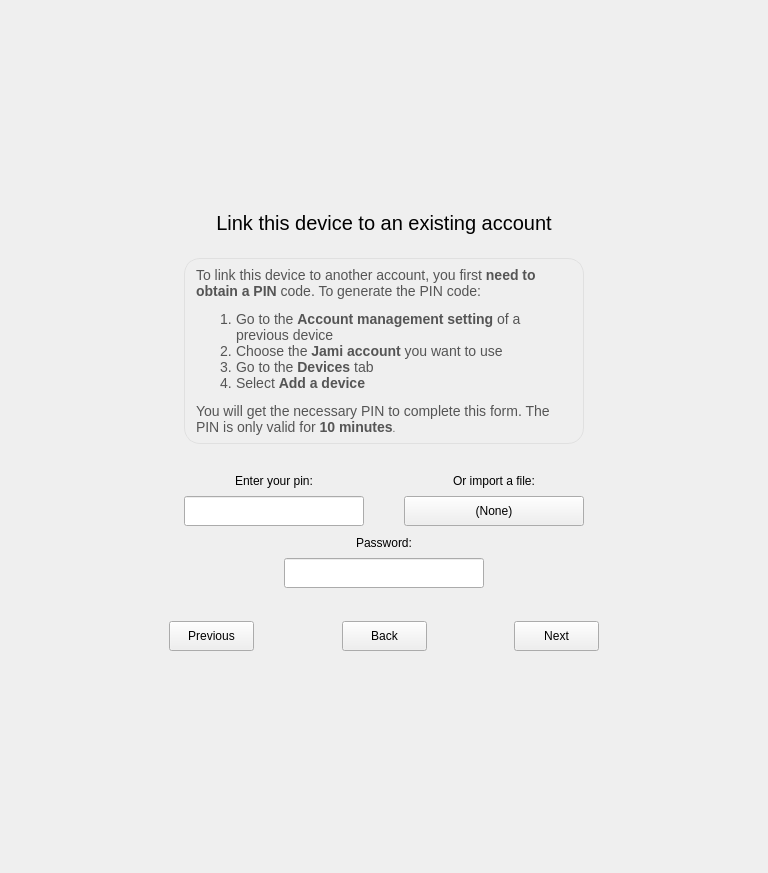
Qt form newwizardwidget.ui (savoirfairelinux/jami-client-windows) before a commit.
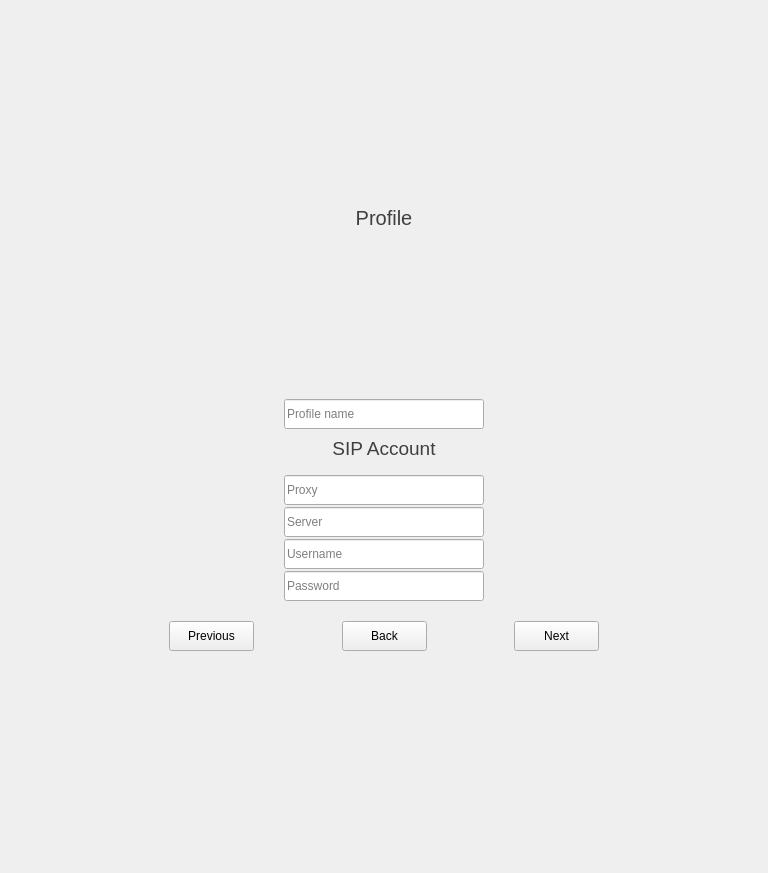
The same form after that commit. Icons and pictures are not drawn. Custom widgets are drawn as their Qt base class.

Commit message: newwizardwidget: add create SIP account Page

The edit to the form file:
```diff
--- a/newwizardwidget.ui
+++ b/newwizardwidget.ui
@@ -108,7 +108,7 @@
                 <string notr="true"/>
                </property>
                <property name="currentIndex">
-                <number>1</number>
+                <number>3</number>
                </property>
                <widget class="QWidget" name="welcomePage">
                 <layout class="QVBoxLayout" name="verticalLayout_3">
@@ -1416,6 +1416,726 @@
                  </item>
                 </layout>
                </widget>
+               <widget class="QWidget" name="createRingSIPAccountPage">
+                <layout class="QVBoxLayout" name="verticalLayout_8">
+                 <property name="spacing">
+                  <number>0</number>
+                 </property>
+                 <property name="leftMargin">
+                  <number>0</number>
+                 </property>
+                 <property name="topMargin">
+                  <number>0</number>
+                 </property>
+                 <property name="rightMargin">
+                  <number>0</number>
+                 </property>
+                 <property name="bottomMargin">
+                  <number>0</number>
+                 </property>
+                 <item>
+                  <widget class="QWidget" name="SIPprofileSectionOuterWidget" native="true">
+                   <property name="sizePolicy">
+                    <sizepolicy hsizetype="Preferred" vsizetype="MinimumExpanding">
+                     <horstretch>0</horstretch>
+                     <verstretch>0</verstretch>
+                    </sizepolicy>
+                   </property>
+                   <property name="minimumSize">
+                    <size>
+                     <width>0</width>
+                     <height>0</height>
+                    </size>
+                   </property>
+                   <property name="maximumSize">
+                    <size>
+                     <width>16777215</width>
+                     <height>16777215</height>
+                    </size>
+                   </property>
+                   <layout class="QVBoxLayout" name="SIPprofileLayout">
+                    <property name="spacing">
+                     <number>0</number>
+                    </property>
+                    <property name="leftMargin">
+                     <number>0</number>
+                    </property>
+                    <property name="topMargin">
+                     <number>0</number>
+                    </property>
+                    <property name="rightMargin">
+                     <number>0</number>
+                    </property>
+                    <property name="bottomMargin">
+                     <number>0</number>
+                    </property>
+                    <item>
+                     <widget class="QLabel" name="SIPprofileSectionLabel">
+                      <property name="sizePolicy">
+                       <sizepolicy hsizetype="Preferred" vsizetype="MinimumExpanding">
+                        <horstretch>0</horstretch>
+                        <verstretch>0</verstretch>
+                       </sizepolicy>
+                      </property>
+                      <property name="font">
+                       <font>
+                        <pointsize>15</pointsize>
+                       </font>
+                      </property>
+                      <property name="styleSheet">
+                       <string notr="true">color: rgb(63, 63, 63)</string>
+                      </property>
+                      <property name="text">
+                       <string>Profile</string>
+                      </property>
+                      <property name="alignment">
+                       <set>Qt::AlignCenter</set>
+                      </property>
+                     </widget>
+                    </item>
+                    <item>
+                     <widget class="QWidget" name="SIPprofileSectionInnerWidget" native="true">
+                      <property name="styleSheet">
+                       <string notr="true"/>
+                      </property>
+                      <layout class="QVBoxLayout" name="SIPverticalLayout">
+                       <property name="spacing">
+                        <number>0</number>
+                       </property>
+                       <property name="leftMargin">
+                        <number>0</number>
+                       </property>
+                       <property name="topMargin">
+                        <number>0</number>
+                       </property>
+                       <property name="rightMargin">
+                        <number>0</number>
+                       </property>
+                       <property name="bottomMargin">
+                        <number>0</number>
+                       </property>
+                       <item>
+                        <widget class="QWidget" name="SIPgridWidget" native="true">
+                         <layout class="QVBoxLayout" name="verticalLayout_100">
+                          <property name="spacing">
+                           <number>3</number>
+                          </property>
+                          <property name="leftMargin">
+                           <number>0</number>
+                          </property>
+                          <property name="topMargin">
+                           <number>0</number>
+                          </property>
+                          <property name="rightMargin">
+                           <number>0</number>
+                          </property>
+                          <property name="bottomMargin">
+                           <number>0</number>
+                          </property>
+                          <item>
+                           <layout class="QHBoxLayout" name="horizontalLayout_12">
+                            <property name="topMargin">
+                             <number>0</number>
+                            </property>
+                            <item>
+                             <widget class="PhotoboothWidget" name="setSIPAvatarWidget" native="true">
+                              <property name="sizePolicy">
+                               <sizepolicy hsizetype="Fixed" vsizetype="Fixed">
+                                <horstretch>0</horstretch>
+                                <verstretch>0</verstretch>
+                               </sizepolicy>
+                              </property>
+                              <property name="minimumSize">
+                               <size>
+                                <width>150</width>
+                                <height>150</height>
+                               </size>
+                              </property>
+                              <property name="styleSheet">
+                               <string notr="true"/>
+                              </property>
+                             </widget>
+                            </item>
+                           </layout>
+                          </item>
+                          <item>
+                           <spacer name="verticalSpacer_16">
+                            <property name="orientation">
+                             <enum>Qt::Vertical</enum>
+                            </property>
+                            <property name="sizeType">
+                             <enum>QSizePolicy::Fixed</enum>
+                            </property>
+                            <property name="sizeHint" stdset="0">
+                             <size>
+                              <width>20</width>
+                              <height>3</height>
+                             </size>
+                            </property>
+                           </spacer>
+                          </item>
+                         </layout>
+                        </widget>
+                       </item>
+                      </layout>
+                     </widget>
+                    </item>
+                   </layout>
+                  </widget>
+                 </item>
+                 <item>
+                  <widget class="QWidget" name="SIPaccountSectionOuterWidget" native="true">
+                   <layout class="QVBoxLayout" name="verticalLayout_12">
+                    <property name="spacing">
+                     <number>3</number>
+                    </property>
+                    <property name="leftMargin">
+                     <number>0</number>
+                    </property>
+                    <property name="topMargin">
+                     <number>0</number>
+                    </property>
+                    <property name="rightMargin">
+                     <number>0</number>
+                    </property>
+                    <property name="bottomMargin">
+                     <number>0</number>
+                    </property>
+                    <item>
+                     <widget class="QWidget" name="SIPfullNameWidget" native="true">
+                      <property name="minimumSize">
+                       <size>
+                        <width>0</width>
+                        <height>30</height>
+                       </size>
+                      </property>
+                      <property name="maximumSize">
+                       <size>
+                        <width>16777215</width>
+                        <height>16777215</height>
+                       </size>
+                      </property>
+                      <layout class="QHBoxLayout" name="horizontalLayout_13">
+                       <property name="spacing">
+                        <number>0</number>
+                       </property>
+                       <property name="leftMargin">
+                        <number>0</number>
+                       </property>
+                       <property name="topMargin">
+                        <number>0</number>
+                       </property>
+                       <property name="rightMargin">
+                        <number>0</number>
+                       </property>
+                       <property name="bottomMargin">
+                        <number>0</number>
+                       </property>
+                       <item>
+                        <spacer name="horizontalSpacer_17">
+                         <property name="orientation">
+                          <enum>Qt::Horizontal</enum>
+                         </property>
+                         <property name="sizeHint" stdset="0">
+                          <size>
+                           <width>40</width>
+                           <height>20</height>
+                          </size>
+                         </property>
+                        </spacer>
+                       </item>
+                       <item>
+                        <widget class="QLineEdit" name="SIPfullNameEdit">
+                         <property name="minimumSize">
+                          <size>
+                           <width>200</width>
+                           <height>30</height>
+                          </size>
+                         </property>
+                         <property name="maximumSize">
+                          <size>
+                           <width>200</width>
+                           <height>16777215</height>
+                          </size>
+                         </property>
+                         <property name="font">
+                          <font>
+                           <pointsize>9</pointsize>
+                          </font>
+                         </property>
+                         <property name="toolTip">
+                          <string/>
+                         </property>
+                         <property name="placeholderText">
+                          <string>Profile name</string>
+                         </property>
+                        </widget>
+                       </item>
+                       <item>
+                        <spacer name="horizontalSpacer_18">
+                         <property name="orientation">
+                          <enum>Qt::Horizontal</enum>
+                         </property>
+                         <property name="sizeHint" stdset="0">
+                          <size>
+                           <width>40</width>
+                           <height>20</height>
+                          </size>
+                         </property>
+                        </spacer>
+                       </item>
+                      </layout>
+                     </widget>
+                    </item>
+                    <item>
+                     <spacer name="verticalSpacer_17">
+                      <property name="orientation">
+                       <enum>Qt::Vertical</enum>
+                      </property>
+                      <property name="sizeType">
+                       <enum>QSizePolicy::Fixed</enum>
+                      </property>
+                      <property name="sizeHint" stdset="0">
+                       <size>
+                        <width>20</width>
+                        <height>5</height>
+                       </size>
+                      </property>
+                     </spacer>
+                    </item>
+                    <item>
+                     <widget class="QLabel" name="SIPaccountSectionLabel">
+                      <property name="font">
+                       <font>
+                        <pointsize>14</pointsize>
+                       </font>
+                      </property>
+                      <property name="styleSheet">
+                       <string notr="true">color: rgb(63, 63, 63)</string>
+                      </property>
+                      <property name="text">
+                       <string>SIP Account</string>
+                      </property>
+                      <property name="alignment">
+                       <set>Qt::AlignCenter</set>
+                      </property>
+                     </widget>
+                    </item>
+                    <item>
+                     <widget class="QWidget" name="SIPaccountSectionInnerWidget" native="true">
+                      <property name="styleSheet">
+                       <string notr="true"/>
+                      </property>
+                      <layout class="QVBoxLayout" name="verticalLayout_13">
+                       <property name="topMargin">
+                        <number>0</number>
+                       </property>
+                       <item>
+                        <layout class="QGridLayout" name="gridLayout_8">
+                         <property name="topMargin">
+                          <number>0</number>
+                         </property>
+                         <property name="spacing">
+                          <number>7</number>
+                         </property>
+                         <item row="0" column="0">
+                          <widget class="QWidget" name="SIPverticalWidget1" native="true">
+                           <property name="sizePolicy">
+                            <sizepolicy hsizetype="Fixed" vsizetype="MinimumExpanding">
+                             <horstretch>0</horstretch>
+                             <verstretch>0</verstretch>
+                            </sizepolicy>
+                           </property>
+                           <layout class="QVBoxLayout" name="verticalLayout_14">
+                            <property name="spacing">
+                             <number>2</number>
+                            </property>
+                            <property name="leftMargin">
+                             <number>0</number>
+                            </property>
+                            <property name="topMargin">
+                             <number>0</number>
+                            </property>
+                            <property name="rightMargin">
+                             <number>0</number>
+                            </property>
+                            <property name="bottomMargin">
+                             <number>0</number>
+                            </property>
+                            <item>
+                             <widget class="QWidget" name="SIPsignUpWidget" native="true">
+                              <property name="sizePolicy">
+                               <sizepolicy hsizetype="Preferred" vsizetype="MinimumExpanding">
+                                <horstretch>0</horstretch>
+                                <verstretch>0</verstretch>
+                               </sizepolicy>
+                              </property>
+                              <property name="minimumSize">
+                               <size>
+                                <width>0</width>
+                                <height>10</height>
+                               </size>
+                              </property>
+                              <property name="maximumSize">
+                               <size>
+                                <width>16777215</width>
+                                <height>16777215</height>
+                               </size>
+                              </property>
+                              <layout class="QHBoxLayout" name="horizontalLayout_15">
+                               <property name="spacing">
+                                <number>0</number>
+                               </property>
+                               <property name="leftMargin">
+                                <number>0</number>
+                               </property>
+                               <property name="topMargin">
+                                <number>0</number>
+                               </property>
+                               <property name="rightMargin">
+                                <number>0</number>
+                               </property>
+                               <property name="bottomMargin">
+                                <number>0</number>
+                               </property>
+                               <item>
+                                <spacer name="horizontalSpacer_21">
+                                 <property name="orientation">
+                                  <enum>Qt::Horizontal</enum>
+                                 </property>
+                                 <property name="sizeType">
+                                  <enum>QSizePolicy::Expanding</enum>
+                                 </property>
+                                 <property name="sizeHint" stdset="0">
+                                  <size>
+                                   <width>40</width>
+                                   <height>5</height>
+                                  </size>
+                                 </property>
+                                </spacer>
+                               </item>
+                              </layout>
+                             </widget>
+                            </item>
+                            <item>
+                             <widget class="QWidget" name="SIPproxyWidget" native="true">
+                              <property name="sizePolicy">
+                               <sizepolicy hsizetype="Preferred" vsizetype="MinimumExpanding">
+                                <horstretch>0</horstretch>
+                                <verstretch>0</verstretch>
+                               </sizepolicy>
+                              </property>
+                              <property name="minimumSize">
+                               <size>
+                                <width>0</width>
+                                <height>25</height>
+                               </size>
+                              </property>
+                              <property name="maximumSize">
+                               <size>
+                                <width>16777215</width>
+                                <height>16777215</height>
+                               </size>
+                              </property>
+                              <layout class="QHBoxLayout" name="SIPproxyLayout">
+                               <property name="spacing">
+                                <number>0</number>
+                               </property>
+                               <property name="leftMargin">
+                                <number>0</number>
+                               </property>
+                               <property name="topMargin">
+                                <number>0</number>
+                               </property>
+                               <property name="rightMargin">
+                                <number>0</number>
+                               </property>
+                               <property name="bottomMargin">
+                                <number>0</number>
+                               </property>
+                               <item>
+                                <widget class="QLineEdit" name="SIPproxyEdit">
+                                 <property name="minimumSize">
+                                  <size>
+                                   <width>200</width>
+                                   <height>30</height>
+                                  </size>
+                                 </property>
+                                 <property name="maximumSize">
+                                  <size>
+                                   <width>200</width>
+                                   <height>16777215</height>
+                                  </size>
+                                 </property>
+                                 <property name="font">
+                                  <font>
+                                   <pointsize>9</pointsize>
+                                  </font>
+                                 </property>
+                                 <property name="toolTip">
+                                  <string>SIP proxy input</string>
+                                 </property>
+                                 <property name="accessibleName">
+                                  <string/>
+                                 </property>
+                                 <property name="accessibleDescription">
+                                  <string>SIP proxy text entry</string>
+                                 </property>
+                                 <property name="echoMode">
+                                  <enum>QLineEdit::Normal</enum>
+                                 </property>
+                                 <property name="placeholderText">
+                                  <string>Proxy</string>
+                                 </property>
+                                 <property name="clearButtonEnabled">
+                                  <bool>false</bool>
+                                 </property>
+                                </widget>
+                               </item>
+                              </layout>
+                             </widget>
+                            </item>
+                            <item>
+                             <widget class="QWidget" name="SIPusernameWidget" native="true">
+                              <property name="sizePolicy">
+                               <sizepolicy hsizetype="Preferred" vsizetype="MinimumExpanding">
+                                <horstretch>0</horstretch>
+                                <verstretch>0</verstretch>
+                               </sizepolicy>
+                              </property>
+                              <property name="minimumSize">
+                               <size>
+                                <width>0</width>
+                                <height>25</height>
+                               </size>
+                              </property>
+                              <property name="maximumSize">
+                               <size>
+                                <width>16777215</width>
+                                <height>16777215</height>
+                               </size>
+                              </property>
+                              <layout class="QHBoxLayout" name="SIPusernameLayout">
+                               <property name="spacing">
+                                <number>0</number>
+                               </property>
+                               <property name="leftMargin">
+                                <number>0</number>
+                               </property>
+                               <property name="topMargin">
+                                <number>0</number>
+                               </property>
+                               <property name="rightMargin">
+                                <number>0</number>
+                               </property>
+                               <property name="bottomMargin">
+                                <number>0</number>
+                               </property>
+                               <item>
+                                <widget class="QLineEdit" name="SIPservernameEdit">
+                                 <property name="minimumSize">
+                                  <size>
+                                   <width>200</width>
+                                   <height>30</height>
+                                  </size>
+                                 </property>
+                                 <property name="maximumSize">
+                                  <size>
+                                   <width>200</width>
+                                   <height>16777215</height>
+                                  </size>
+                                 </property>
+                                 <property name="font">
+                                  <font>
+                                   <pointsize>9</pointsize>
+                                  </font>
+                                 </property>
+                                 <property name="toolTip">
+                                  <string>SIP Server edit</string>
+                                 </property>
+                                 <property name="accessibleName">
+                                  <string/>
+                                 </property>
+                                 <property name="placeholderText">
+                                  <string>Server</string>
+                                 </property>
+                                 <property name="clearButtonEnabled">
+                                  <bool>true</bool>
+                                 </property>
+                                </widget>
+                               </item>
+                              </layout>
+                             </widget>
+                            </item>
+                            <item>
+                             <widget class="QWidget" name="SIPpassWidget" native="true">
+                              <property name="sizePolicy">
+                               <sizepolicy hsizetype="Preferred" vsizetype="MinimumExpanding">
+                                <horstretch>0</horstretch>
+                                <verstretch>0</verstretch>
+                               </sizepolicy>
+                              </property>
+                              <property name="minimumSize">
+                               <size>
+                                <width>0</width>
+                                <height>25</height>
+                               </size>
+                              </property>
+                              <property name="maximumSize">
+                               <size>
+                                <width>16777215</width>
+                                <height>16777215</height>
+                               </size>
+                              </property>
+                              <layout class="QHBoxLayout" name="SIPpassLayout">
+                               <property name="spacing">
+                                <number>0</number>
+                               </property>
+                               <property name="leftMargin">
+                                <number>0</number>
+                               </property>
+                               <property name="topMargin">
+                                <number>0</number>
+                               </property>
+                               <property name="rightMargin">
+                                <number>0</number>
+                               </property>
+                               <property name="bottomMargin">
+                                <number>0</number>
+                               </property>
+                               <item>
+                                <widget class="QLineEdit" name="SIPusernameEdit">
+                                 <property name="minimumSize">
+                                  <size>
+                                   <width>200</width>
+                                   <height>30</height>
+                                  </size>
+                                 </property>
+                                 <property name="maximumSize">
+                                  <size>
+                                   <width>200</width>
+                                   <height>16777215</height>
+                                  </size>
+                                 </property>
+                                 <property name="font">
+                                  <font>
+                                   <pointsize>9</pointsize>
+                                  </font>
+                                 </property>
+                                 <property name="toolTip">
+                                  <string>SIP username input</string>
+                                 </property>
+                                 <property name="accessibleName">
+                                  <string/>
+                                 </property>
+                                 <property name="accessibleDescription">
+                                  <string>SIP Password text entry</string>
+                                 </property>
+                                 <property name="echoMode">
+                                  <enum>QLineEdit::Normal</enum>
+                                 </property>
+                                 <property name="placeholderText">
+                                  <string>Username</string>
+                                 </property>
+                                 <property name="clearButtonEnabled">
+                                  <bool>false</bool>
+                                 </property>
+                                </widget>
+                               </item>
+                              </layout>
+                             </widget>
+                            </item>
+                            <item>
+                             <widget class="QWidget" name="SIPconfPassWidget" native="true">
+                              <property name="sizePolicy">
+                               <sizepolicy hsizetype="Preferred" vsizetype="MinimumExpanding">
+                                <horstretch>0</horstretch>
+                                <verstretch>0</verstretch>
+                               </sizepolicy>
+                              </property>
+                              <property name="minimumSize">
+                               <size>
+                                <width>0</width>
+                                <height>25</height>
+                               </size>
+                              </property>
+                              <property name="maximumSize">
+                               <size>
+                                <width>16777215</width>
+                                <height>16777215</height>
+                               </size>
+                              </property>
+                              <layout class="QHBoxLayout" name="SIPconfirmPassLabel">
+                               <property name="spacing">
+                                <number>0</number>
+                               </property>
+                               <property name="leftMargin">
+                                <number>0</number>
+                               </property>
+                               <property name="topMargin">
+                                <number>0</number>
+                               </property>
+                               <property name="rightMargin">
+                                <number>0</number>
+                               </property>
+                               <property name="bottomMargin">
+                                <number>0</number>
+                               </property>
+                               <item>
+                                <widget class="QLineEdit" name="SIPpasswordEdit">
+                                 <property name="minimumSize">
+                                  <size>
+                                   <width>200</width>
+                                   <height>30</height>
+                                  </size>
+                                 </property>
+                                 <property name="maximumSize">
+                                  <size>
+                                   <width>200</width>
+                                   <height>16777215</height>
+                                  </size>
+                                 </property>
+                                 <property name="font">
+                                  <font>
+                                   <pointsize>9</pointsize>
+                                  </font>
+                                 </property>
+                                 <property name="toolTip">
+                                  <string>SIP Password text input</string>
+                                 </property>
+                                 <property name="accessibleName">
+                                  <string/>
+                                 </property>
+                                 <property name="accessibleDescription">
+                                  <string>SIP Password text input</string>
+                                 </property>
+                                 <property name="echoMode">
+                                  <enum>QLineEdit::Password</enum>
+                                 </property>
+                                 <property name="placeholderText">
+                                  <string>Password</string>
+                                 </property>
+                                 <property name="clearButtonEnabled">
+                                  <bool>false</bool>
+                                 </property>
+                                </widget>
+                               </item>
+                              </layout>
+                             </widget>
+                            </item>
+                           </layout>
+                          </widget>
+                         </item>
+                        </layout>
+                       </item>
+                      </layout>
+                     </widget>
+                    </item>
+                   </layout>
+                  </widget>
+                 </item>
+                </layout>
+               </widget>
                <widget class="QWidget" name="spinnerPage">
                 <layout class="QVBoxLayout" name="verticalLayout_4">
                  <item>
```
Left out of the diff: 66 changed lines with no effect on the pictures. The commit also changes 3 other files.
